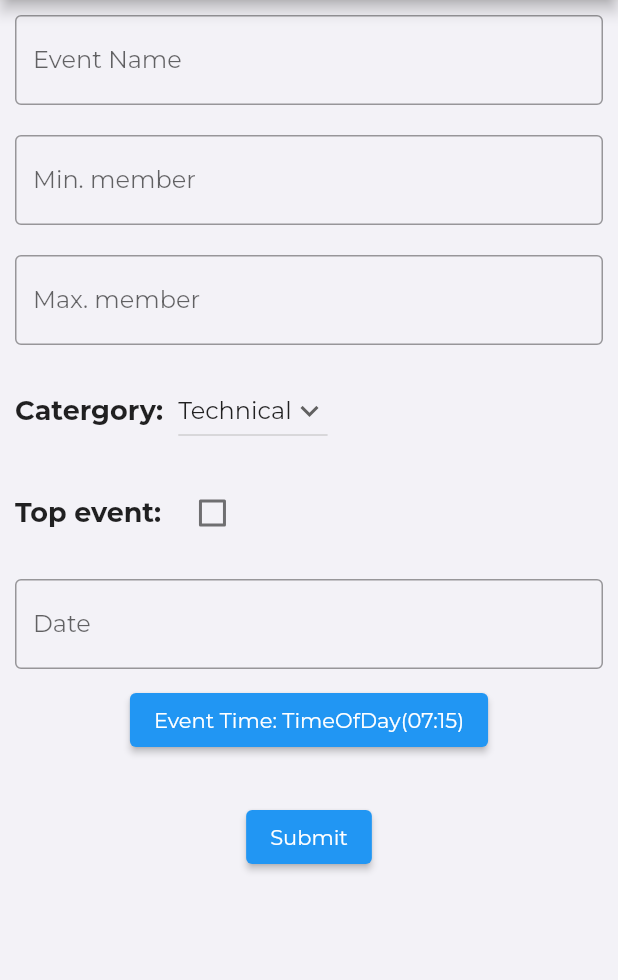
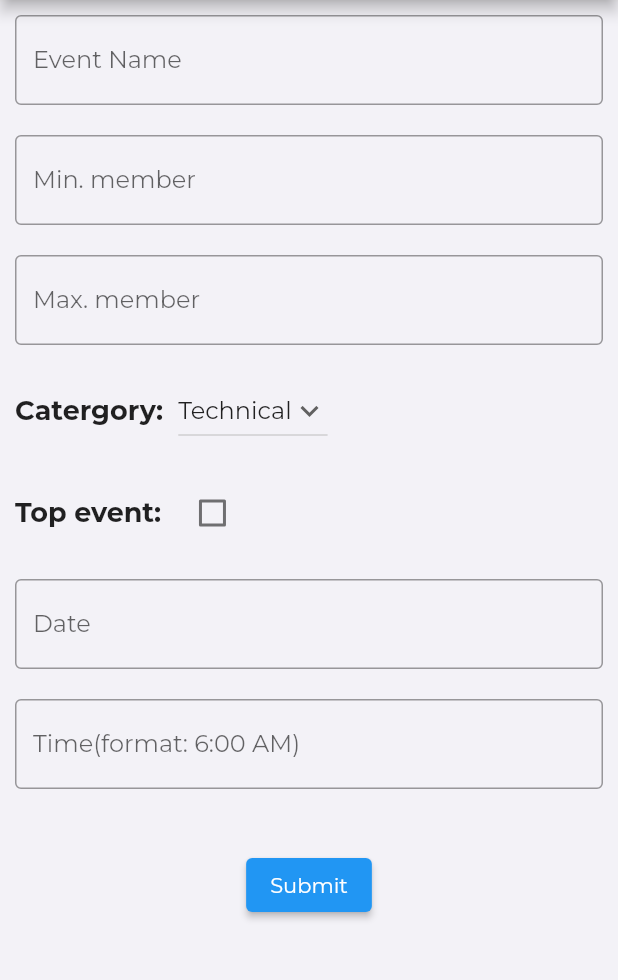
Before and after one commit to Youthopia2022/FMS-DITU, a Flutter app: the EventShort screen opened directly, on a phone screen of 412 x 824 dp, the part 84-1064 px from its top. Run offline on Flutter 3.47's test engine with Material 2 defaults, Android fonts, the phone set to English and light mode, and no system bars; our stand-ins replace card_swiper, cloud_firestore, firebase_auth, firebase_core, google_nav_bar, group_button and 1 more; missing offline and left inert: pay; accounts and stored records are empty.

Commit message:
Fixed bug

```diff
--- a/lib/screens/event_entry/components/EventShort.dart
+++ b/lib/screens/event_entry/components/EventShort.dart
@@ -12,6 +12,7 @@ class _EventShortState extends State<EventShort> {
   TextEditingController minMemController = TextEditingController();
   TextEditingController maxMemController = TextEditingController();
   TextEditingController dateController = TextEditingController();
+  TextEditingController timeController = TextEditingController();
   String _eventName = '';
   String _feeDit = '';
   String _feeNonDit = '';
@@ -24,19 +25,20 @@ class _EventShortState extends State<EventShort> {
   bool? isTopEvent = false;
   DateTime _Date = DateTime.now();
   String dropdownvalue = 'Technical';
-  TimeOfDay _time = TimeOfDay(hour: 7, minute: 15);
-
-  void _selectTime() async {
-    final TimeOfDay? newTime = await showTimePicker(
-      context: context,
-      initialTime: _time,
-    );
-    if (newTime != null) {
-      setState(() {
-        _time = newTime;
-      });
-    }
-  }
+  String _time = '';
+  // TimeOfDay _time = TimeOfDay(hour: 7, minute: 15);
+  //
+  // void _selectTime() async {
+  //   final TimeOfDay? newTime = await showTimePicker(
+  //     context: context,
+  //     initialTime: _time,
+  //   );
+  //   if (newTime != null) {
+  //     setState(() {
+  //       _time = newTime;
+  //     });
+  //   }
+  // }
 
   // List of items in our dropdown menu
   var items = [
@@ -156,11 +158,22 @@ class _EventShortState extends State<EventShort> {
                     });
                   },
                 )),
-            ElevatedButton(
-              onPressed: _selectTime,
-              child: Text('Event Time: ${_time}'),
-            ),
 
+            Container(
+                margin: EdgeInsets.all(10),
+                child: TextField(
+                  keyboardType: TextInputType.number,
+                  controller: timeController,
+                  decoration: InputDecoration(
+                    border: OutlineInputBorder(),
+                    labelText: 'Time(format: 6:00 AM)',
+                  ),
+                  onChanged: (text) {
+                    setState(() {
+                      _time = text;
+                    });
+                  },
+                )),
             SizedBox(height: 30,),
 
             ElevatedButton(
```
Also changed, not shown: lib/screens/event_entry/components/Body.dart (+12 -12 lines), lib/screens/event_entry/components/EventBrief.dart (+33 -22 lines).
